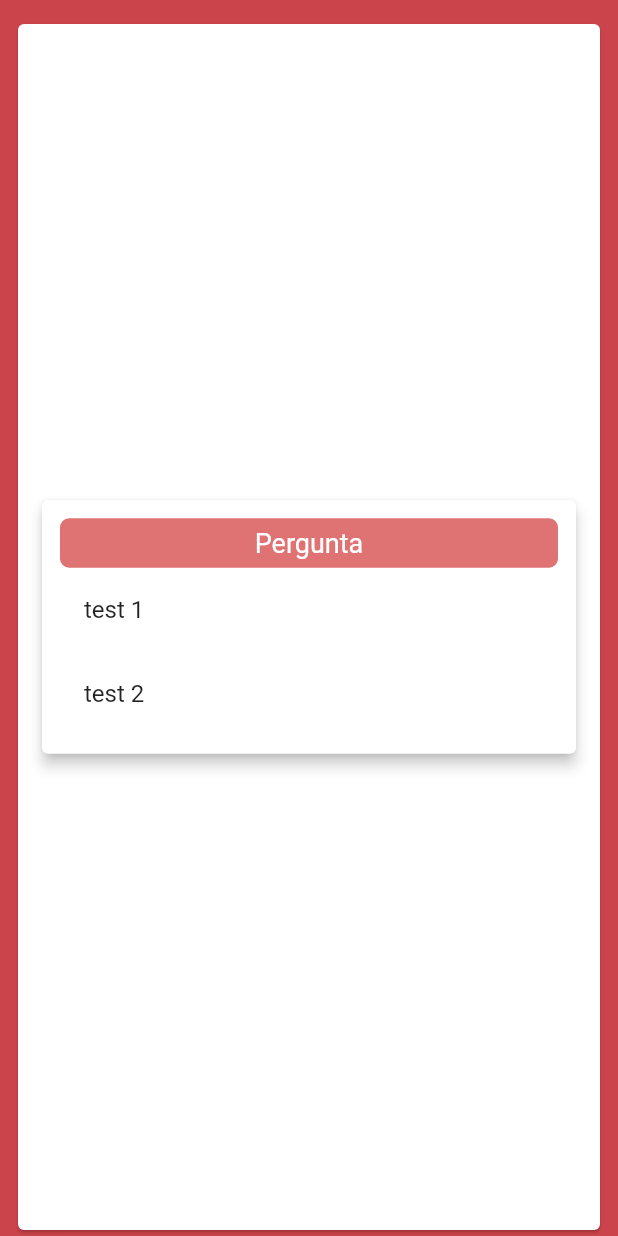
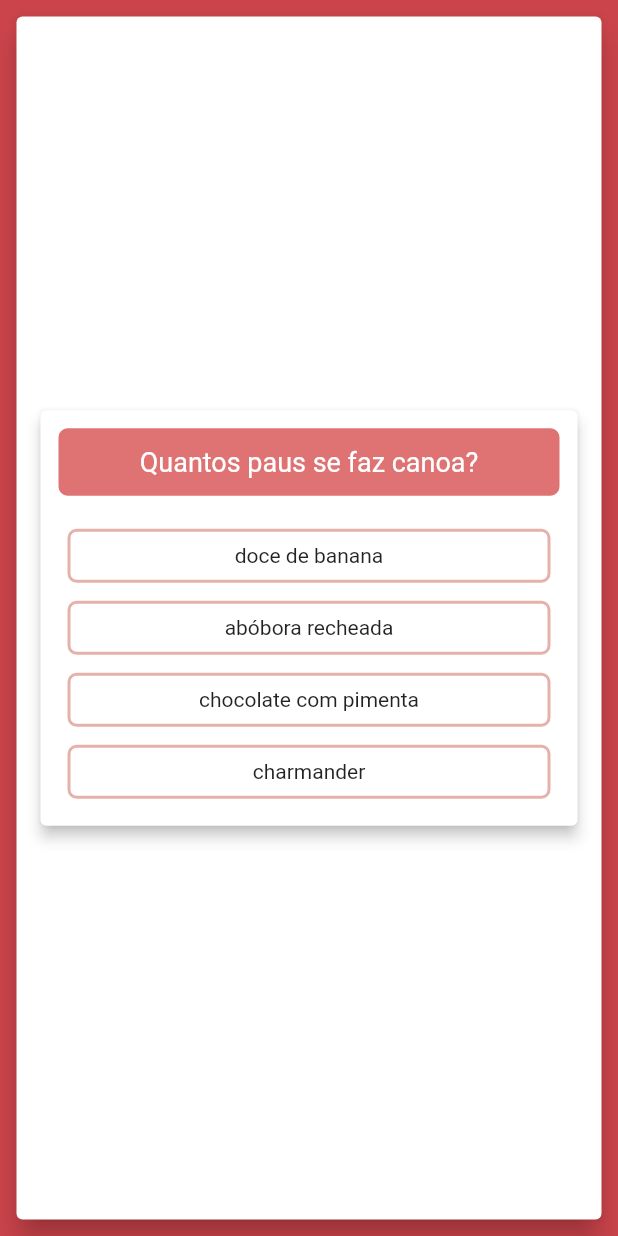
Before and after one commit to Gabimariacarvalho/AvosTech, a Flutter app: the screen it shows after launch, on a phone screen of 412 x 824 dp. Run offline on Flutter 3.47's test engine with Material 2 defaults, Android fonts, the phone set to English and light mode, and no system bars.

Commit message:
respondendo questões

```diff
--- a/lib/pages/quiz_page.dart
+++ b/lib/pages/quiz_page.dart
@@ -1,5 +1,14 @@
 import 'package:avostech/utils/pallete_colors.dart';
 import 'package:flutter/material.dart';
+
+class Question {
+  String ask;
+  List<String> answers;
+  String correctAnswer;
+
+  Question(
+      {required this.ask, required this.correctAnswer, required this.answers});
+}
 
 class QuizPage extends StatefulWidget {
   const QuizPage({Key? key}) : super(key: key);
@@ -9,13 +18,79 @@ class QuizPage extends StatefulWidget {
 }
 
 class _QuizPageState extends State<QuizPage> {
+  var questions = [
+    Question(
+        ask: 'Quantos paus se faz canoa?',
+        correctAnswer: 'doce de banana',
+        answers: [
+          'doce de banana',
+          'abóbora recheada',
+          'chocolate com pimenta',
+          'charmander'
+        ]),
+    Question(
+        ask: 'Joaquim de beterraba faz verão?',
+        correctAnswer: 'felipe dilon',
+        answers: [
+          'arnaldo sacomanni',
+          'ivete sangalo',
+          'mc kevinho',
+          'felipe dilon'
+        ])
+  ];
+
+  late Question selectedQuestion;
+  int indexQuestion = 0;
+
+
+  Future<String?> _changeQuestion(Question question, int answerIndex) {
+    String title;
+    String description;
+    bool correct = question.correctAnswer == question.answers[answerIndex];
+    if (correct) {
+      title = 'Correto!';
+      description = 'Parabéns, sua resposta está correta!';
+    } else {
+      title = 'Incorreto!';
+      description = 'Não desanime!';
+    }
+
+    return showDialog<String>(
+      context: context,
+      builder: (BuildContext context) => AlertDialog(
+        title: Text(title),
+        content: Text(description),
+        actionsAlignment: MainAxisAlignment.center,
+        actions: <Widget>[
+          TextButton(
+            onPressed: () => {
+              setState(() {
+                if (indexQuestion < questions.length - 1) {
+                  selectedQuestion = questions[++indexQuestion];
+                }
+              }),
+              Navigator.pop(context, 'OK')
+            },
+            child: const Text('OK'),
+          ),
+        ],
+      ),
+    );
+  }
+
+  @override
+  void initState() {
+    super.initState();
+    selectedQuestion = questions[0];
+  }
+
   @override
   Widget build(BuildContext context) {
-    return Container(
-      color: Pallete.kPrimary,
-      padding: const EdgeInsets.fromLTRB(8, 12, 8, 0),
-      child: Card(
-        elevation: 1,
+    return Scaffold(
+      backgroundColor: Pallete.kPrimary,
+      body: Card(
+        margin: const EdgeInsets.all(11),
+        elevation: 8,
         child: Column(
           mainAxisAlignment: MainAxisAlignment.center,
           children: [
@@ -32,32 +107,50 @@ class _QuizPageState extends State<QuizPage> {
                           borderRadius: BorderRadius.circular(6),
                           color: Pallete.kTertiary,
                         ),
-                    padding: const EdgeInsets.all(6),
-                    child: const Text('Pergunta', style: TextStyle(color: Colors.white, fontSize: 18),)
-                  ),
+                        padding: const EdgeInsets.all(12),
+                        margin: const EdgeInsets.only(bottom: 16),
+                        child: Text(
+                          selectedQuestion.ask,
+                          style: const TextStyle(
+                              color: Colors.white, fontSize: 18),
+                        )),
                     Row(
                       mainAxisAlignment: MainAxisAlignment.center,
                       children: [
                         Expanded(
+                            child: SizedBox(
+                          child: ListView.builder(
+                              shrinkWrap: true,
+                              itemCount: selectedQuestion.answers.length,
+                              itemBuilder: (BuildContext context, int index) {
+                                return InkWell(
+                                  onTap: () => _changeQuestion(selectedQuestion, index),
+                                  child: Container(
+                                    padding: const EdgeInsets.all(8.0),
+                                    margin: const EdgeInsets.all(6),
+                                    alignment: Alignment.center,
+                                    decoration: BoxDecoration(
+                                        border: Border.all(
+                                            color: Pallete.kQuinary,
+                                            width: 2),
+                                        boxShadow: const [
+                                          BoxShadow(color: Colors.white)
+                                        ],
+                                        borderRadius: BorderRadius.circular(6)),
                                     child:
-                          SizedBox(
-                            child: ListView(
-                              shrinkWrap: true,
-
-                              children: const [
-                                ListTile(title: Text('test 1'),),
-                                ListTile(title: Text('test 2'),)
-                              ],
+                                        Text(selectedQuestion.answers[index]),
                                   ),
-                          )
-                      )
+                                );
+                              }),
+                        ))
                       ],
                     )
                   ],
                 ),
               ),
             )
-        ],),
+          ],
+        ),
       ),
     );
   }
```
Lines whose indentation alone changed are shown as unchanged.
